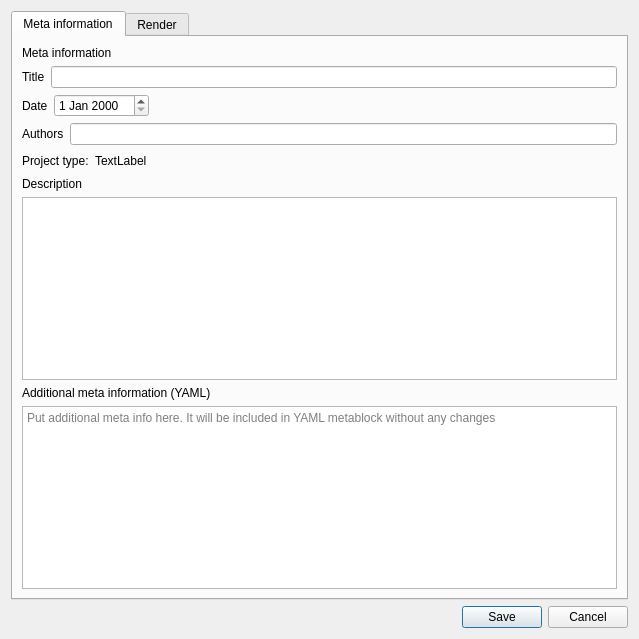
Qt form ui/project_settings_dialog.ui (lasest/manuwrite) before a commit.
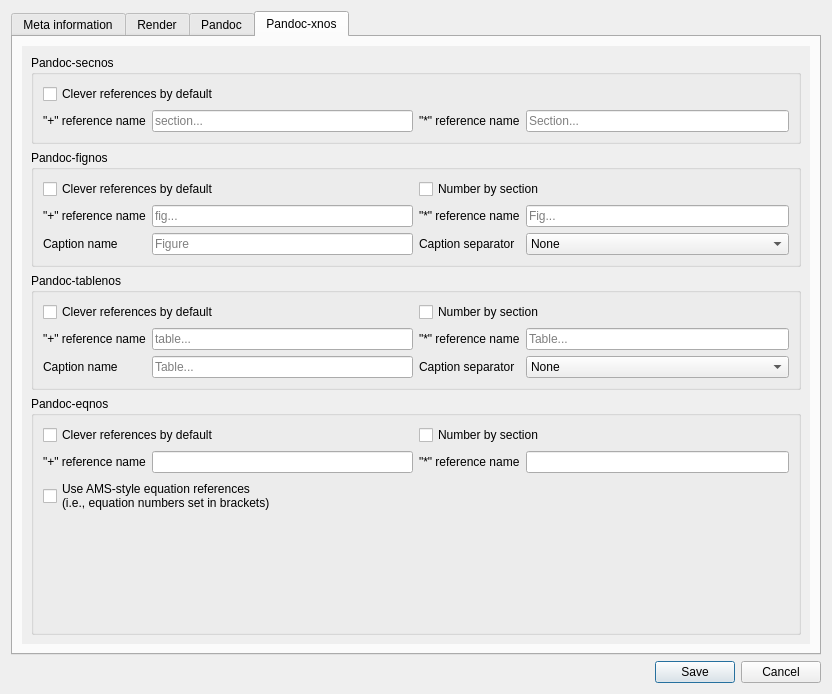
The same form after that commit.

Commit message: Added more configuration options to ProjectSettingsDialog (No logic implemented yet)

The edit to the form file:
```diff
--- a/ui/project_settings_dialog.ui
+++ b/ui/project_settings_dialog.ui
@@ -6,8 +6,8 @@
    <rect>
     <x>0</x>
     <y>0</y>
-    <width>639</width>
-    <height>639</height>
+    <width>832</width>
+    <height>694</height>
    </rect>
   </property>
   <property name="windowTitle">
@@ -16,8 +16,11 @@
   <layout class="QVBoxLayout" name="verticalLayout">
    <item>
     <widget class="QTabWidget" name="MainTabWidget">
+     <property name="tabShape">
+      <enum>QTabWidget::Rounded</enum>
+     </property>
      <property name="currentIndex">
-      <number>0</number>
+      <number>3</number>
      </property>
      <widget class="QWidget" name="MetaInfoTab">
       <attribute name="title">
@@ -379,6 +382,679 @@
        </item>
       </layout>
      </widget>
+     <widget class="QWidget" name="GeneralTab">
+      <attribute name="title">
+       <string>Pandoc</string>
+      </attribute>
+      <layout class="QVBoxLayout" name="verticalLayout_5">
+       <item>
+        <widget class="QCheckBox" name="NumberSectionsCheckbox">
+         <property name="text">
+          <string>Number sections</string>
+         </property>
+        </widget>
+       </item>
+       <item>
+        <widget class="QCheckBox" name="StandaloneCheckbox">
+         <property name="text">
+          <string>Generate standalone file</string>
+         </property>
+        </widget>
+       </item>
+       <item>
+        <widget class="QCheckBox" name="IncludeMetadataCheckbox">
+         <property name="text">
+          <string>Include metadata</string>
+         </property>
+        </widget>
+       </item>
+       <item>
+        <widget class="QGroupBox" name="CrossRefGroupBox">
+         <property name="title">
+          <string>Cross references</string>
+         </property>
+         <property name="alignment">
+          <set>Qt::AlignCenter</set>
+         </property>
+         <layout class="QVBoxLayout" name="verticalLayout_6">
+          <item>
+           <widget class="QCheckBox" name="PandocXnosCheckbox">
+            <property name="text">
+             <string>Use pandoc-xnos</string>
+            </property>
+           </widget>
+          </item>
+          <item>
+           <widget class="QFrame" name="frame">
+            <property name="frameShape">
+             <enum>QFrame::StyledPanel</enum>
+            </property>
+            <property name="frameShadow">
+             <enum>QFrame::Raised</enum>
+            </property>
+            <layout class="QVBoxLayout" name="verticalLayout_7">
+             <item>
+              <widget class="QCheckBox" name="PandocSecnosCheckbox">
+               <property name="text">
+                <string>Use pandoc-secnos</string>
+               </property>
+              </widget>
+             </item>
+             <item>
+              <widget class="QLabel" name="PandocSecnosLabel">
+               <property name="text">
+                <string>Numbers section references (sections are numbered by pandoc itself).</string>
+               </property>
+              </widget>
+             </item>
+             <item>
+              <widget class="QCheckBox" name="PandocFignosCheckbox">
+               <property name="text">
+                <string>Use pandoc-fignos</string>
+               </property>
+              </widget>
+             </item>
+             <item>
+              <widget class="QLabel" name="PandocFignosLabel">
+               <property name="text">
+                <string>Numbers figures and figure references.</string>
+               </property>
+              </widget>
+             </item>
+             <item>
+              <widget class="QCheckBox" name="PandocTablenosCheckbox">
+               <property name="text">
+                <string>Use pandoc-tablenos</string>
+               </property>
+              </widget>
+             </item>
+             <item>
+              <widget class="QLabel" name="PandocTablenosLabel">
+               <property name="text">
+                <string>Numbers tables and table references.</string>
+               </property>
+              </widget>
+             </item>
+             <item>
+              <widget class="QCheckBox" name="PandocEqnosCheckbox">
+               <property name="text">
+                <string>Use pandoc-eqnos</string>
+               </property>
+              </widget>
+             </item>
+             <item>
+              <widget class="QLabel" name="PandocEqnosLabel">
+               <property name="text">
+                <string>Numbers equations and equation references.</string>
+               </property>
+              </widget>
+             </item>
+            </layout>
+           </widget>
+          </item>
+         </layout>
+        </widget>
+       </item>
+       <item>
+        <widget class="QGroupBox" name="CitationsGroupBox">
+         <property name="title">
+          <string>Citations</string>
+         </property>
+         <property name="alignment">
+          <set>Qt::AlignCenter</set>
+         </property>
+         <layout class="QVBoxLayout" name="verticalLayout_8">
+          <item>
+           <widget class="QCheckBox" name="PandocCiteProcCheckbox">
+            <property name="text">
+             <string>Use pandoc-citeproc</string>
+            </property>
+           </widget>
+          </item>
+          <item>
+           <widget class="QLabel" name="PandocCiteprocLabel">
+            <property name="text">
+             <string>Generates a bibliography based on in-text citations using a bibliography file and a csl style.</string>
+            </property>
+            <property name="wordWrap">
+             <bool>true</bool>
+            </property>
+           </widget>
+          </item>
+          <item>
+           <layout class="QHBoxLayout" name="ManualBibLayout">
+            <item>
+             <widget class="QLabel" name="ManualBibLabel">
+              <property name="text">
+               <string>Manual bibliography file</string>
+              </property>
+             </widget>
+            </item>
+            <item>
+             <widget class="QLineEdit" name="ManualBibLineEdit"/>
+            </item>
+            <item>
+             <widget class="QToolButton" name="ManualBibToolButton">
+              <property name="text">
+               <string>...</string>
+              </property>
+             </widget>
+            </item>
+           </layout>
+          </item>
+          <item>
+           <widget class="QCheckBox" name="ManubotCiteCheckbox">
+            <property name="text">
+             <string>Use manubot-cite</string>
+            </property>
+           </widget>
+          </item>
+          <item>
+           <widget class="QLabel" name="ManubotCiteLabel">
+            <property name="text">
+             <string>Automatically resolves in-text citations to generate a bibliography file for pandoc-citeproc.</string>
+            </property>
+            <property name="wordWrap">
+             <bool>true</bool>
+            </property>
+           </widget>
+          </item>
+         </layout>
+        </widget>
+       </item>
+       <item>
+        <spacer name="verticalSpacer_3">
+         <property name="orientation">
+          <enum>Qt::Vertical</enum>
+         </property>
+         <property name="sizeHint" stdset="0">
+          <size>
+           <width>20</width>
+           <height>40</height>
+          </size>
+         </property>
+        </spacer>
+       </item>
+      </layout>
+     </widget>
+     <widget class="QWidget" name="PandocXnosTab">
+      <attribute name="title">
+       <string>Pandoc-xnos</string>
+      </attribute>
+      <layout class="QVBoxLayout" name="verticalLayout_9">
+       <item>
+        <widget class="QScrollArea" name="scrollArea">
+         <property name="sizePolicy">
+          <sizepolicy hsizetype="Preferred" vsizetype="Expanding">
+           <horstretch>0</horstretch>
+           <verstretch>0</verstretch>
+          </sizepolicy>
+         </property>
+         <property name="frameShape">
+          <enum>QFrame::NoFrame</enum>
+         </property>
+         <property name="horizontalScrollBarPolicy">
+          <enum>Qt::ScrollBarAsNeeded</enum>
+         </property>
+         <property name="sizeAdjustPolicy">
+          <enum>QAbstractScrollArea::AdjustToContents</enum>
+         </property>
+         <property name="widgetResizable">
+          <bool>true</bool>
+         </property>
+         <widget class="QWidget" name="scrollAreaWidgetContents">
+          <property name="geometry">
+           <rect>
+            <x>0</x>
+            <y>0</y>
+            <width>779</width>
+            <height>602</height>
+           </rect>
+          </property>
+          <layout class="QVBoxLayout" name="verticalLayout_10">
+           <item>
+            <widget class="QGroupBox" name="PandocSecnosGroupBox">
+             <property name="title">
+              <string>Pandoc-secnos</string>
+             </property>
+             <layout class="QGridLayout" name="gridLayout">
+              <item row="0" column="0">
+               <widget class="QCheckBox" name="SecnosCleverCheckbox">
+                <property name="text">
+                 <string>Clever references by default</string>
+                </property>
+               </widget>
+              </item>
+              <item row="1" column="0">
+               <layout class="QHBoxLayout" name="SecnosPlusLayout">
+                <item>
+                 <widget class="QLabel" name="SecnosPlusNameLabel">
+                  <property name="text">
+                   <string>&quot;+&quot; reference name</string>
+                  </property>
+                 </widget>
+                </item>
+                <item>
+                 <widget class="QLineEdit" name="SecnosPlusNameLineEdit">
+                  <property name="placeholderText">
+                   <string>section...</string>
+                  </property>
+                 </widget>
+                </item>
+               </layout>
+              </item>
+              <item row="1" column="1">
+               <layout class="QHBoxLayout" name="SecnosStarLayout">
+                <item>
+                 <widget class="QLabel" name="SecnosStarNameLabel">
+                  <property name="text">
+                   <string>&quot;*&quot; reference name</string>
+                  </property>
+                 </widget>
+                </item>
+                <item>
+                 <widget class="QLineEdit" name="SecnosStarLineEdit">
+                  <property name="placeholderText">
+                   <string>Section...</string>
+                  </property>
+                 </widget>
+                </item>
+               </layout>
+              </item>
+             </layout>
+            </widget>
+           </item>
+           <item>
+            <widget class="QGroupBox" name="PandocFignosGroupBox">
+             <property name="title">
+              <string>Pandoc-fignos</string>
+             </property>
+             <layout class="QHBoxLayout" name="horizontalLayout_3">
+              <item>
+               <layout class="QVBoxLayout" name="verticalLayout_11">
+                <item>
+                 <widget class="QCheckBox" name="FignosCleverCheckbox">
+                  <property name="text">
+                   <string>Clever references by default</string>
+                  </property>
+                 </widget>
+                </item>
+                <item>
+                 <layout class="QHBoxLayout" name="horizontalLayout_5">
+                  <item>
+                   <layout class="QVBoxLayout" name="verticalLayout_14">
+                    <item>
+                     <widget class="QLabel" name="FignosPlusNameLabel">
+                      <property name="text">
+                       <string>&quot;+&quot; reference name</string>
+                      </property>
+                     </widget>
+                    </item>
+                    <item>
+                     <widget class="QLabel" name="FignosCaptionNameLabel">
+                      <property name="text">
+                       <string>Caption name</string>
+                      </property>
+                     </widget>
+                    </item>
+                   </layout>
+                  </item>
+                  <item>
+                   <layout class="QVBoxLayout" name="verticalLayout_13">
+                    <item>
+                     <widget class="QLineEdit" name="FignosPlusNameLineEdit">
+                      <property name="placeholderText">
+                       <string>fig...</string>
+                      </property>
+                     </widget>
+                    </item>
+                    <item>
+                     <widget class="QLineEdit" name="FignosCaptionNameLIneEdit">
+                      <property name="placeholderText">
+                       <string>Figure</string>
+                      </property>
+                     </widget>
+                    </item>
+                   </layout>
+                  </item>
+                 </layout>
+                </item>
+               </layout>
+              </item>
+              <item>
+               <layout class="QVBoxLayout" name="verticalLayout_12">
+                <item>
+                 <widget class="QCheckBox" name="FignosNumberBySecCheckbox">
+                  <property name="text">
+                   <string>Number by section</string>
+                  </property>
+                 </widget>
+                </item>
+                <item>
+                 <layout class="QHBoxLayout" name="horizontalLayout_4">
+                  <item>
+                   <layout class="QVBoxLayout" name="verticalLayout_16">
+                    <item>
+                     <widget class="QLabel" name="FignosStarNameLabel">
+                      <property name="text">
+                       <string>&quot;*&quot; reference name</string>
+                      </property>
+                     </widget>
+                    </item>
+                    <item>
+                     <widget class="QLabel" name="FignosCaptionSepLabel">
+                      <property name="text">
+                       <string>Caption separator</string>
+                      </property>
+                     </widget>
+                    </item>
+                   </layout>
+                  </item>
+                  <item>
+                   <layout class="QVBoxLayout" name="verticalLayout_15">
+                    <item>
+                     <widget class="QLineEdit" name="FignosStarNameLineEdit">
+                      <property name="placeholderText">
+                       <string>Fig...</string>
+                      </property>
+                     </widget>
+                    </item>
+                    <item>
+                     <widget class="QComboBox" name="FignosCaptionSepCombobox">
+                      <item>
+                       <property name="text">
+                        <string>None</string>
+                       </property>
+                      </item>
+                      <item>
+                       <property name="text">
+                        <string>Colon</string>
+                       </property>
+                      </item>
+                      <item>
+                       <property name="text">
+                        <string>Period</string>
+                       </property>
+                      </item>
+                      <item>
+                       <property name="text">
+                        <string>Space</string>
+                       </property>
+                      </item>
+                      <item>
+                       <property name="text">
+                        <string>Quad</string>
+                       </property>
+                      </item>
+                      <item>
+                       <property name="text">
+                        <string>Newline</string>
+                       </property>
+                      </item>
+                     </widget>
+                    </item>
+                   </layout>
+                  </item>
+                 </layout>
+                </item>
+               </layout>
+              </item>
+             </layout>
+            </widget>
+           </item>
+           <item>
+            <widget class="QGroupBox" name="PandocTablenosGroupBox">
+             <property name="title">
+              <string>Pandoc-tablenos</string>
+             </property>
+             <layout class="QHBoxLayout" name="horizontalLayout_6">
+              <item>
+               <layout class="QVBoxLayout" name="verticalLayout_17">
+                <item>
+                 <widget class="QCheckBox" name="TablenosCleverCheckbox">
+                  <property name="text">
+                   <string>Clever references by default</string>
+                  </property>
+                 </widget>
+                </item>
+                <item>
+                 <layout class="QHBoxLayout" name="horizontalLayout_7">
+                  <item>
+                   <layout class="QVBoxLayout" name="verticalLayout_19">
+                    <item>
+                     <widget class="QLabel" name="TablenosPlusNameLabel">
+                      <property name="text">
+                       <string>&quot;+&quot; reference name</string>
+                      </property>
+                     </widget>
+                    </item>
+                    <item>
+                     <widget class="QLabel" name="TablenosCaptionNameLabel">
+                      <property name="text">
+                       <string>Caption name</string>
+                      </property>
+                     </widget>
+                    </item>
+                   </layout>
+                  </item>
+                  <item>
+                   <layout class="QVBoxLayout" name="verticalLayout_21">
+                    <item>
+                     <widget class="QLineEdit" name="TablenosPlusNameLineEdit">
+                      <property name="placeholderText">
+                       <string>table...</string>
+                      </property>
+                     </widget>
+                    </item>
+                    <item>
+                     <widget class="QLineEdit" name="TablenosCaptionNameLineEdit">
+                      <property name="placeholderText">
+                       <string>Table...</string>
+                      </property>
+                     </widget>
+                    </item>
+                   </layout>
+                  </item>
+                 </layout>
+                </item>
+               </layout>
+              </item>
+              <item>
+               <layout class="QVBoxLayout" name="verticalLayout_18">
+                <item>
+                 <widget class="QCheckBox" name="TablenosNumberBySecCheckbox">
+                  <property name="text">
+                   <string>Number by section</string>
+                  </property>
+                 </widget>
+                </item>
+                <item>
+                 <layout class="QHBoxLayout" name="horizontalLayout_8">
+                  <item>
+                   <layout class="QVBoxLayout" name="verticalLayout_22">
+                    <item>
+                     <widget class="QLabel" name="TablenosStarNameLabel">
+                      <property name="text">
+                       <string>&quot;*&quot; reference name</string>
+                      </property>
+                     </widget>
+                    </item>
+                    <item>
+                     <widget class="QLabel" name="TablenosCaptionSepLabel">
+                      <property name="text">
+                       <string>Caption separator</string>
+                      </property>
+                     </widget>
+                    </item>
+                   </layout>
+                  </item>
+                  <item>
+                   <layout class="QVBoxLayout" name="verticalLayout_20">
+                    <item>
+                     <widget class="QLineEdit" name="TablenosStarNameLineEdit">
+                      <property name="placeholderText">
+                       <string>Table...</string>
+                      </property>
+                     </widget>
+                    </item>
+                    <item>
+                     <widget class="QComboBox" name="TablenosCaptionSepCombobox">
+                      <item>
+                       <property name="text">
+                        <string>None</string>
+                       </property>
+                      </item>
+                      <item>
+                       <property name="text">
+                        <string>Colon</string>
+                       </property>
+                      </item>
+                      <item>
+                       <property name="text">
+                        <string>Period</string>
+                       </property>
+                      </item>
+                      <item>
+                       <property name="text">
+                        <string>Space</string>
+                       </property>
+                      </item>
+                      <item>
+                       <property name="text">
+                        <string>Quad</string>
+                       </property>
+                      </item>
+                      <item>
+                       <property name="text">
+                        <string>Newline</string>
+                       </property>
+                      </item>
+                     </widget>
+                    </item>
+                   </layout>
+                  </item>
+                 </layout>
+                </item>
+               </layout>
+              </item>
+             </layout>
+            </widget>
+           </item>
+           <item>
+            <widget class="QGroupBox" name="PandocEqnosGroupBox">
+             <property name="title">
+              <string>Pandoc-eqnos</string>
+             </property>
+             <layout class="QHBoxLayout" name="horizontalLayout_9">
+              <item>
+               <layout class="QVBoxLayout" name="verticalLayout_23">
+                <item>
+                 <widget class="QCheckBox" name="EqnosCleverCheckbox">
+                  <property name="text">
+                   <string>Clever references by default</string>
+                  </property>
+                 </widget>
+                </item>
+                <item>
+                 <layout class="QHBoxLayout" name="horizontalLayout_10">
+                  <item>
+                   <layout class="QVBoxLayout" name="verticalLayout_26">
+                    <item>
+                     <widget class="QLabel" name="EqnosPlusNameLabel">
+                      <property name="text">
+                       <string>&quot;+&quot; reference name</string>
+                      </property>
+                     </widget>
+                    </item>
+                   </layout>
+                  </item>
+                  <item>
+                   <layout class="QVBoxLayout" name="verticalLayout_25">
+                    <item>
+                     <widget class="QLineEdit" name="EqnosPlusNameLineEdit"/>
+                    </item>
+                   </layout>
+                  </item>
+                 </layout>
+                </item>
+                <item>
+                 <widget class="QCheckBox" name="EqnosEqrefCheckbox">
+                  <property name="text">
+                   <string>Use AMS-style equation references
+(i.e., equation numbers set in brackets)</string>
+                  </property>
+                 </widget>
+                </item>
+                <item>
+                 <spacer name="verticalSpacer_5">
+                  <property name="orientation">
+                   <enum>Qt::Vertical</enum>
+                  </property>
+                  <property name="sizeHint" stdset="0">
+                   <size>
+                    <width>20</width>
+                    <height>40</height>
+                   </size>
+                  </property>
+                 </spacer>
+                </item>
+               </layout>
+              </item>
+              <item>
+               <layout class="QVBoxLayout" name="verticalLayout_24">
+                <item>
+                 <widget class="QCheckBox" name="EqnosNumberBySecCheckbox">
+                  <property name="text">
+                   <string>Number by section</string>
+                  </property>
+                 </widget>
+                </item>
+                <item>
+                 <layout class="QHBoxLayout" name="horizontalLayout_11">
+                  <item>
+                   <layout class="QVBoxLayout" name="verticalLayout_28">
+                    <item>
+                     <widget class="QLabel" name="EqnosStarNameLabel">
+                      <property name="text">
+                       <string>&quot;*&quot; reference name</string>
+                      </property>
+                     </widget>
+                    </item>
+                   </layout>
+                  </item>
+                  <item>
+                   <layout class="QVBoxLayout" name="verticalLayout_27">
+                    <item>
+                     <widget class="QLineEdit" name="EqnosStarNameLineEdit"/>
+                    </item>
+                   </layout>
+                  </item>
+                 </layout>
+                </item>
+                <item>
+                 <spacer name="verticalSpacer_4">
+                  <property name="orientation">
+                   <enum>Qt::Vertical</enum>
+                  </property>
+                  <property name="sizeHint" stdset="0">
+                   <size>
+                    <width>20</width>
+                    <height>40</height>
+                   </size>
+                  </property>
+                 </spacer>
+                </item>
+               </layout>
+              </item>
+             </layout>
+            </widget>
+           </item>
+          </layout>
+         </widget>
+        </widget>
+       </item>
+      </layout>
+     </widget>
     </widget>
    </item>
    <item>
```
The commit also changes 3 other files.
